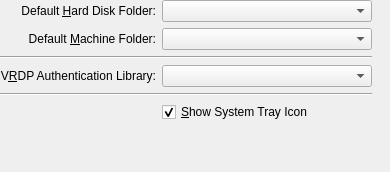
Old version of the form vbox/src/VBox/Frontends/VirtualBox4/ui/VBoxGLSettingsGeneral.ui in the repository jljuxgm/vboxgit.
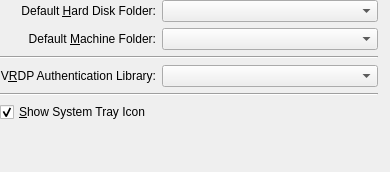
New version of the form. Custom widgets are drawn as their Qt base class.

Commit message:
commit_14477 ------------------------------------------------------------------------ r14477 | vboxsync | 2008-11-22 01:06:30 +0800 (Sat, 22 Nov 2008) | 1 line
Fe/Qt4: Systray: Left align setting.
------------------------------------------------------------------------

```diff
--- a/vbox/src/VBox/Frontends/VirtualBox4/ui/VBoxGLSettingsGeneral.ui
+++ b/vbox/src/VBox/Frontends/VirtualBox4/ui/VBoxGLSettingsGeneral.ui
@@ -122,7 +122,7 @@
      </property>
     </widget>
    </item>
-   <item row="5" column="1" colspan="4" >
+   <item row="5" column="0" colspan="4" >
     <widget class="QCheckBox" name="mCbCheckTrayIcon" >
      <property name="whatsThis" >
       <string>When checked, the application will provide an icon with the context menu in the system tray.</string>
```
